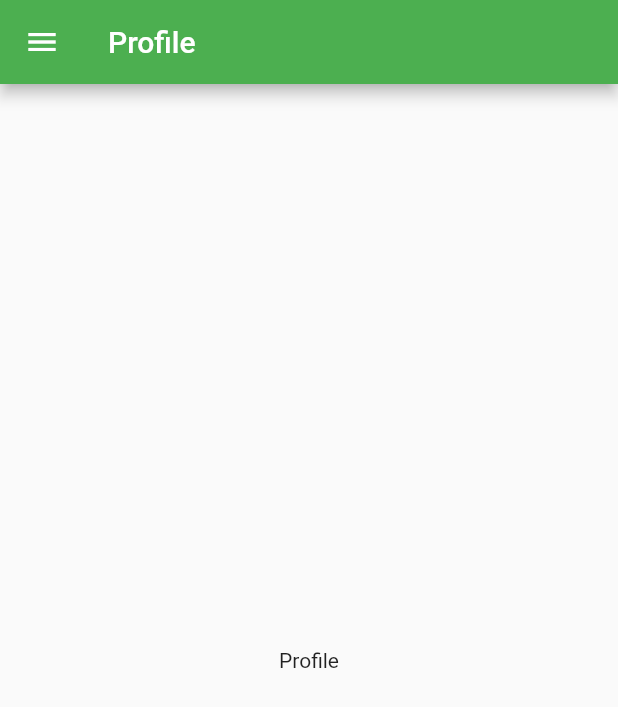
After one commit to B06-PBP-2022/jejakarbon_flutter, a Flutter app: the ProfilePage screen opened directly, on a phone screen of 412 x 824 dp. The commit adds this screen. Shown: the top 707 px of the screen. Run offline on Flutter 3.47's test engine with Material 2 defaults, Android fonts, the phone set to English and light mode, and no system bars; missing offline and left inert: pbp_django_auth.

Commit message:
Add user profile screen

```diff
--- /dev/null
+++ b/lib/apps/profile/page/profile.dart
@@ -0,0 +1,24 @@
+import 'package:flutter/material.dart';
+import 'package:jejakarbon_flutter/components/drawer.dart';
+
+class ProfilePage extends StatefulWidget {
+  const ProfilePage({super.key});
+
+  @override
+  State<ProfilePage> createState() => _ProfilePageState();
+}
+
+class _ProfilePageState extends State<ProfilePage> {
+  @override
+  Widget build(BuildContext context) {
+    return Scaffold(
+      appBar: AppBar(
+        title: const Text('Profile'),
+      ),
+      drawer: buildDrawer(context),
+      body: const Center(
+        child: Text('Profile'),
+      ),
+    );
+  }
+}
--- a/lib/components/drawer.dart
+++ b/lib/components/drawer.dart
@@ -1,4 +1,5 @@
 import 'package:flutter/material.dart';
+import 'package:jejakarbon_flutter/apps/profile/page/profile.dart';
 import 'package:jejakarbon_flutter/main.dart';
 import 'package:jejakarbon_flutter/apps/faq/page/faq_page.dart';
 
@@ -12,7 +13,10 @@ Drawer buildDrawer(BuildContext context) {
             // Route ke main
             Navigator.pushReplacement(
               context,
-              MaterialPageRoute(builder: (context) => const MyHomePage(title: 'Home',)),
+              MaterialPageRoute(
+                  builder: (context) => const MyHomePage(
+                        title: 'Home',
+                      )),
             );
           },
         ),
@@ -26,7 +30,17 @@ Drawer buildDrawer(BuildContext context) {
             );
           },
         ),
-     ],
+        ListTile(
+          title: const Text('Profile'),
+          onTap: () {
+            // Route ke main
+            Navigator.pushReplacement(
+              context,
+              MaterialPageRoute(builder: (context) => const ProfilePage()),
+            );
+          },
+        ),
+      ],
     ),
   );
 }
```
